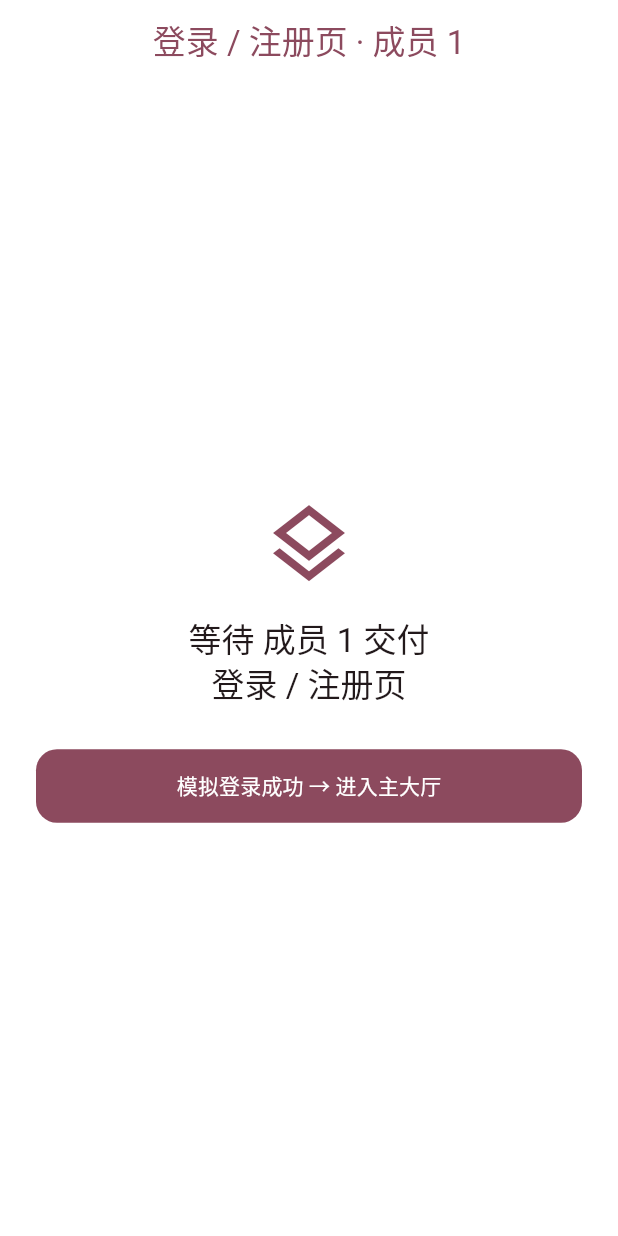
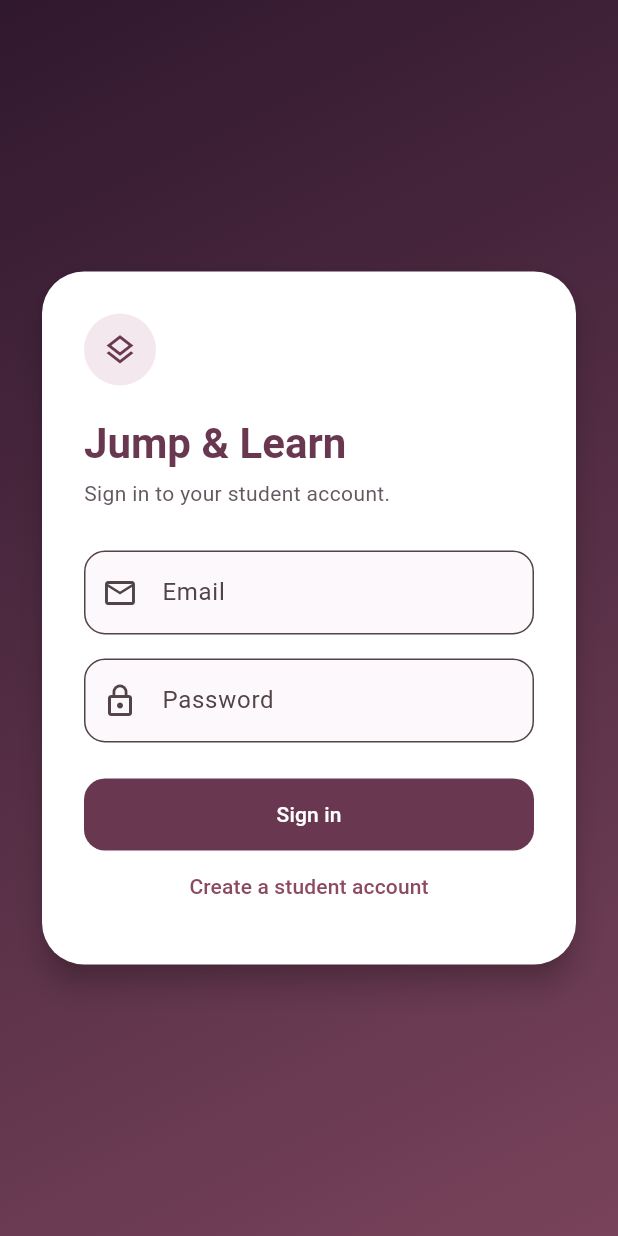
Before and after one commit to kwjty12345-cpu/jump_and_learn, a Flutter app: the screen it shows after launch, on a phone screen of 412 x 824 dp. Run offline on Flutter 3.47's test engine with Material 3 defaults, Android fonts, the phone set to English and light mode, and no system bars; our stand-ins replace cloud_firestore, firebase_auth, firebase_core, flutter_riverpod, go_router; accounts and stored records are empty.

Commit message:
Add student login, registration, and profile

```diff
--- a/lib/core/router/app_router.dart
+++ b/lib/core/router/app_router.dart
@@ -3,6 +3,10 @@ import 'package:go_router/go_router.dart';
 import '../../game/game_page.dart';
 import '../providers/game_session_provider.dart';
 import '../widgets/dev_placeholder_screen.dart';
+import '../../features/auth/presentation/login_screen.dart';
+import '../../features/auth/presentation/register_screen.dart';
+import '../../features/auth/presentation/profile_screen.dart';
+import 'package:flutter/material.dart';
 
 // 队友交付 PR 并合入 dev 后，在这里逐个解除注释：
 // import '../../features/auth/presentation/login_screen.dart';
@@ -29,28 +33,31 @@ final appRouterProvider = Provider<GoRouter>((ref) {
       // 1. 登录页 (成员 1)
        GoRoute(
         path: AppRoutes.login,
-        builder: (context, state) {
-          return DevPlaceholderScreen(
-            ownerLabel: '成员 1',
-            screenName: '登录 / 注册页',
-            nextButtonText: '模拟登录成功 → 进入主大厅',
-            onSimulateNext: () => context.go(AppRoutes.lobby),
-          );
-        },
+        builder: (context, state) => const LoginScreen(),
+      ),
+
+      GoRoute(
+        path: '/register',
+        builder: (context, state) => const RegisterScreen(),
+      ),
+
+      GoRoute(
+        path: '/profile',
+        builder: (context, state) => const ProfileScreen(),
       ),
 
             // 2. 主大厅与学科/难度选择 (成员 2)
       GoRoute(
         path: AppRoutes.lobby,
         builder: (context, state) {
-          return DevPlaceholderScreen(
+          return Stack(
+            children: [
+              DevPlaceholderScreen(
                 ownerLabel: '成员 2',
                 screenName: '主大厅 (学科 / 难度 / 模式)',
                 nextButtonText: '模拟 Solo 模式 → 进入 3 分钟复习',
                 onSimulateNext: () {
-              ref
-                  .read(gameSessionProvider.notifier)
-                  .setConfig(
+                  ref.read(gameSessionProvider.notifier).setConfig(
                     discipline: 'Computer Science',
                     topicId: 'cs_algo_01',
                     difficulty: 'medium',
@@ -60,9 +67,7 @@ final appRouterProvider = Provider<GoRouter>((ref) {
                 },
                 secondaryButtonText: '模拟 Multiplayer 模式 → 进入联机房',
                 onSecondaryAction: () {
-              ref
-                  .read(gameSessionProvider.notifier)
-                  .setConfig(
+                  ref.read(gameSessionProvider.notifier).setConfig(
                     discipline: 'Computer Science',
                     topicId: 'cs_algo_01',
                     difficulty: 'medium',
@@ -70,9 +75,22 @@ final appRouterProvider = Provider<GoRouter>((ref) {
                   );
                   context.go(AppRoutes.room);
                 },
+              ),
+              Positioned(
+                right: 16,
+                bottom: 16,
+                child: SafeArea(
+                  child: FilledButton(
+                    onPressed: () => context.push('/profile'),
+                    child: const Text('My profile'),
+                  ),
+                ),
+              ),
+            ],
           );
         },
       ),
+
 
       // 3. 多人联机房间 (成员 6)
       GoRoute(
--- /dev/null
+++ b/lib/features/auth/presentation/login_screen.dart
@@ -0,0 +1,186 @@
+import 'package:firebase_auth/firebase_auth.dart';
+import 'package:flutter/material.dart';
+import 'package:go_router/go_router.dart';
+
+class LoginScreen extends StatefulWidget {
+  const LoginScreen({super.key});
+
+  @override
+  State<LoginScreen> createState() => _LoginScreenState();
+}
+
+class _LoginScreenState extends State<LoginScreen> {
+  final _emailController = TextEditingController();
+  final _passwordController = TextEditingController();
+
+  bool _isSigningIn = false;
+  String? _errorMessage;
+
+  @override
+  void dispose() {
+    _emailController.dispose();
+    _passwordController.dispose();
+    super.dispose();
+  }
+
+  Future<void> _signIn() async {
+    final email = _emailController.text.trim();
+    final password = _passwordController.text;
+
+    if (email.isEmpty || password.isEmpty) {
+      setState(() => _errorMessage = 'Enter your email and password.');
+      return;
+    }
+
+    setState(() {
+      _isSigningIn = true;
+      _errorMessage = null;
+    });
+
+    try {
+      await FirebaseAuth.instance.signInWithEmailAndPassword(
+        email: email,
+        password: password,
+      );
+
+      if (mounted) context.go('/lobby');
+    } on FirebaseAuthException catch (error) {
+      if (!mounted) return;
+
+      final message = switch (error.code) {
+        'invalid-email' => 'Enter a valid email address.',
+        'invalid-credential' || 'wrong-password' || 'user-not-found' =>
+          'The email or password is incorrect.',
+        'network-request-failed' => 'Check your internet connection and try again.',
+        'too-many-requests' => 'Too many attempts. Please try again later.',
+        'operation-not-allowed' => 'Email sign-in is currently unavailable.',
+        _ => 'Could not sign in. Please try again.',
+      };
+
+      setState(() => _errorMessage = message);
+    } finally {
+      if (mounted) setState(() => _isSigningIn = false);
+    }
+  }
+
+  @override
+  Widget build(BuildContext context) {
+    const plum = Color(0xFF693850);
+
+    return Scaffold(
+      body: DecoratedBox(
+        decoration: const BoxDecoration(
+          gradient: LinearGradient(
+            begin: Alignment.topLeft,
+            end: Alignment.bottomRight,
+            colors: [Color(0xFF30182E), Color(0xFF78435B)],
+          ),
+        ),
+        child: SafeArea(
+          child: Center(
+            child: SingleChildScrollView(
+              padding: const EdgeInsets.all(24),
+              child: ConstrainedBox(
+                constraints: const BoxConstraints(maxWidth: 440),
+                child: SizedBox(
+                  width: double.infinity,
+                  child: Card(
+                    color: Colors.white,
+                    elevation: 8,
+                    shape: RoundedRectangleBorder(
+                      borderRadius: BorderRadius.circular(28),
+                    ),
+                    child: Padding(
+                      padding: const EdgeInsets.all(28),
+                      child: Column(
+                        crossAxisAlignment: CrossAxisAlignment.stretch,
+                        children: [
+                          const Align(
+                            alignment: Alignment.centerLeft,
+                            child: CircleAvatar(
+                              radius: 24,
+                              backgroundColor: Color(0xFFF4E8EF),
+                              child: Icon(Icons.layers_outlined, color: plum),
+                            ),
+                          ),
+                          const SizedBox(height: 20),
+                          Text(
+                            'Jump & Learn',
+                            style: Theme.of(context).textTheme.headlineMedium
+                                ?.copyWith(
+                                  color: plum,
+                                  fontWeight: FontWeight.bold,
+                                ),
+                          ),
+                          const SizedBox(height: 6),
+                          const Text(
+                            'Sign in to your student account.',
+                            style: TextStyle(color: Color(0xFF645862)),
+                          ),
+                          const SizedBox(height: 28),
+                          TextField(
+                            controller: _emailController,
+                            keyboardType: TextInputType.emailAddress,
+                            decoration: _fieldDecoration(
+                              'Email',
+                              Icons.email_outlined,
+                            ),
+                          ),
+                          const SizedBox(height: 16),
+                          TextField(
+                            controller: _passwordController,
+                            obscureText: true,
+                            decoration: _fieldDecoration(
+                              'Password',
+                              Icons.lock_outline,
+                            ),
+                          ),
+                          const SizedBox(height: 24),
+                          FilledButton(
+  onPressed: _isSigningIn ? null : _signIn,
+  style: FilledButton.styleFrom(
+    minimumSize: const Size(0, 48),
+    backgroundColor: plum,
+    foregroundColor: Colors.white,
+  ),
+  child: Text(_isSigningIn ? 'Signing in…' : 'Sign in'),
+),
+TextButton(
+  onPressed: _isSigningIn ? null : () => context.go('/register'),
+  child: const Text('Create a student account'),
+),
+                          if (_errorMessage != null) ...[
+                            const SizedBox(height: 10),
+                            Text(
+                              _errorMessage!,
+                              textAlign: TextAlign.center,
+                              style: TextStyle(
+                                color: Theme.of(context).colorScheme.error,
+                              ),
+                            ),
+                          ],
+                        ],
+                      ),
+                    ),
+                  ),
+                ),
+              ),
+            ),
+          ),
+        ),
+      ),
+    );
+  }
+
+  InputDecoration _fieldDecoration(String label, IconData icon) {
+    return InputDecoration(
+      labelText: label,
+      prefixIcon: Icon(icon),
+      filled: true,
+      fillColor: const Color(0xFFFCF8FB),
+      border: OutlineInputBorder(
+        borderRadius: BorderRadius.circular(14),
+      ),
+    );
+  }
+}
```
Also changed, not shown: lib/features/auth/presentation/profile_screen.dart (added, +95 -0 lines), lib/features/auth/presentation/register_screen.dart (added, +216 -0 lines). Lines whose indentation alone changed are shown as unchanged.
